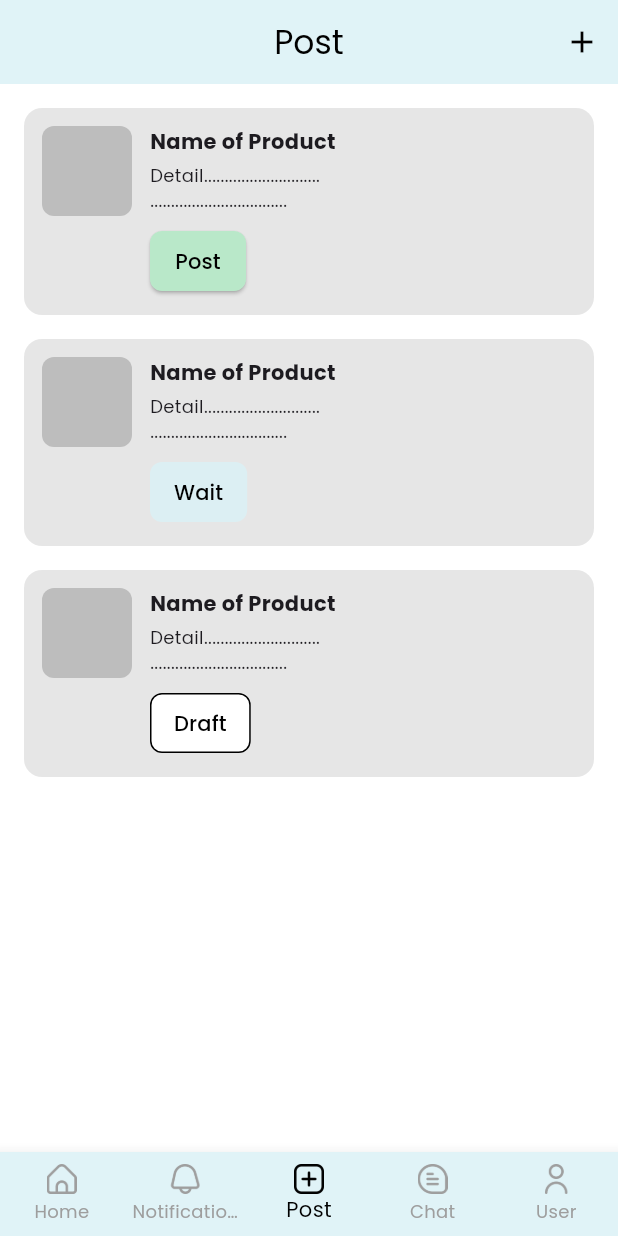
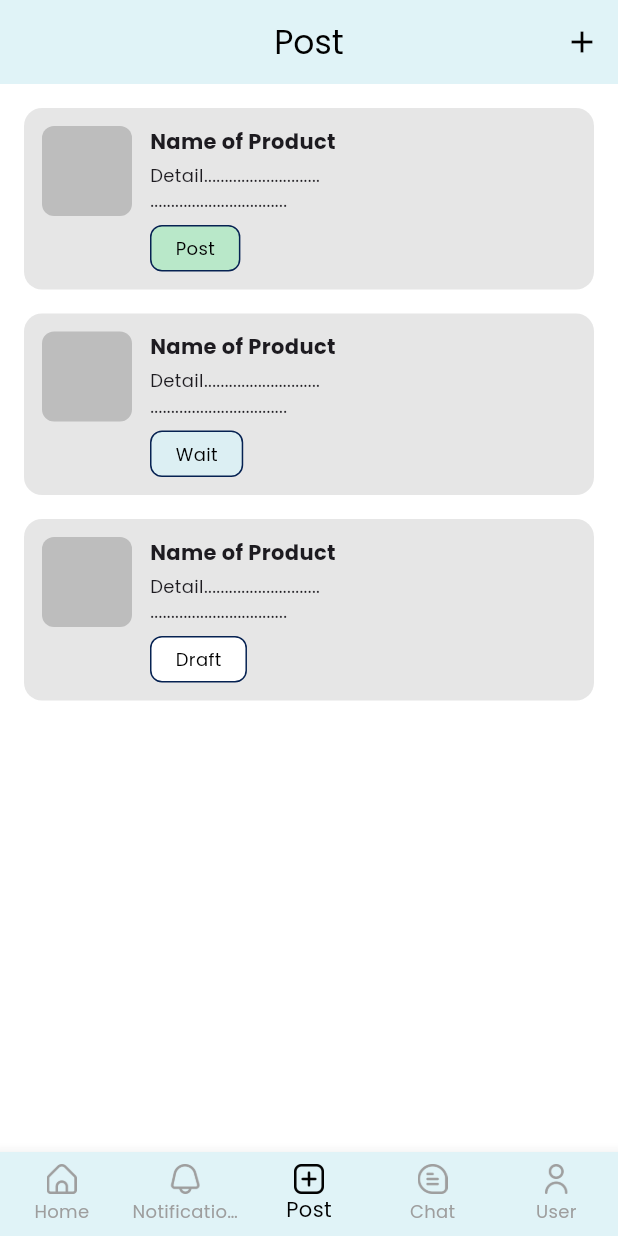
Before and after one commit to sareefhub/local_community_marketplace, a Flutter app: the PostScreen screen opened by its route, on a phone screen of 412 x 824 dp. Run offline on Flutter 3.47's test engine with Material 3 defaults, Android fonts, the phone set to English and light mode, and no system bars; our stand-ins replace cloud_firestore, firebase_core, go_router, google_fonts; accounts and stored records are empty; generated files the repository leaves out were written again.

Commit message:
Fix post_screen replace status buttons with styled labels and add consistent blue border

```diff
--- a/lib/screens/post_screen.dart
+++ b/lib/screens/post_screen.dart
@@ -81,7 +81,7 @@ class PostScreen extends StatelessWidget {
                   const SizedBox(height: 8),
                   Align(
                     alignment: Alignment.bottomLeft,
-                    child: _buildStatusButton(status),
+                    child: _buildStatusLabel(status),
                   ),
                 ],
               ),
@@ -92,46 +92,34 @@ class PostScreen extends StatelessWidget {
     );
   }
 
-  Widget _buildStatusButton(String status) {
-    Color? bgColor;
-    Color textColor = Colors.black;
-    OutlinedBorder shape =
-        RoundedRectangleBorder(borderRadius: BorderRadius.circular(8));
-    ButtonStyle style;
+  Widget _buildStatusLabel(String status) {
+    Color bgColor;
+    Color borderColor = const Color(0xFF062252); // ขอบสีน้ำเงินเข้ม
 
     switch (status) {
       case 'Post':
-        style = ElevatedButton.styleFrom(
-          backgroundColor: const Color(0xFFB9E8C9),
-          foregroundColor: Colors.black,
-          shape: shape,
-          padding: const EdgeInsets.symmetric(horizontal: 16, vertical: 6),
-        );
-        return ElevatedButton(
-            onPressed: () {}, style: style, child: const Text('Post'));
-
+        bgColor = const Color(0xFFB9E8C9); // เขียวอ่อน
+        break;
       case 'Wait':
-        style = OutlinedButton.styleFrom(
-          backgroundColor: const Color(0xFFDCEFF3),
-          foregroundColor: Colors.black,
-          side: const BorderSide(color: Colors.transparent),
-          shape: shape,
-          padding: const EdgeInsets.symmetric(horizontal: 16, vertical: 6),
-        );
-        return OutlinedButton(
-            onPressed: () {}, style: style, child: const Text('Wait'));
-
+        bgColor = const Color(0xFFDCEFF3); // ฟ้าอ่อน
+        break;
       case 'Draft':
       default:
-        style = OutlinedButton.styleFrom(
-          backgroundColor: Colors.white,
-          foregroundColor: Colors.black,
-          side: const BorderSide(color: Colors.black),
-          shape: shape,
-          padding: const EdgeInsets.symmetric(horizontal: 16, vertical: 6),
-        );
-        return OutlinedButton(
-            onPressed: () {}, style: style, child: const Text('Draft'));
+        bgColor = Colors.white;
+        break;
     }
+
+    return Container(
+      padding: const EdgeInsets.symmetric(horizontal: 16, vertical: 6),
+      decoration: BoxDecoration(
+        color: bgColor,
+        borderRadius: BorderRadius.circular(8),
+        border: Border.all(color: borderColor), // ✅ ขอบน้ำเงินเข้ม
+      ),
+      child: Text(
+        status,
+        style: const TextStyle(fontSize: 12, color: Colors.black),
+      ),
+    );
   }
 }
```
